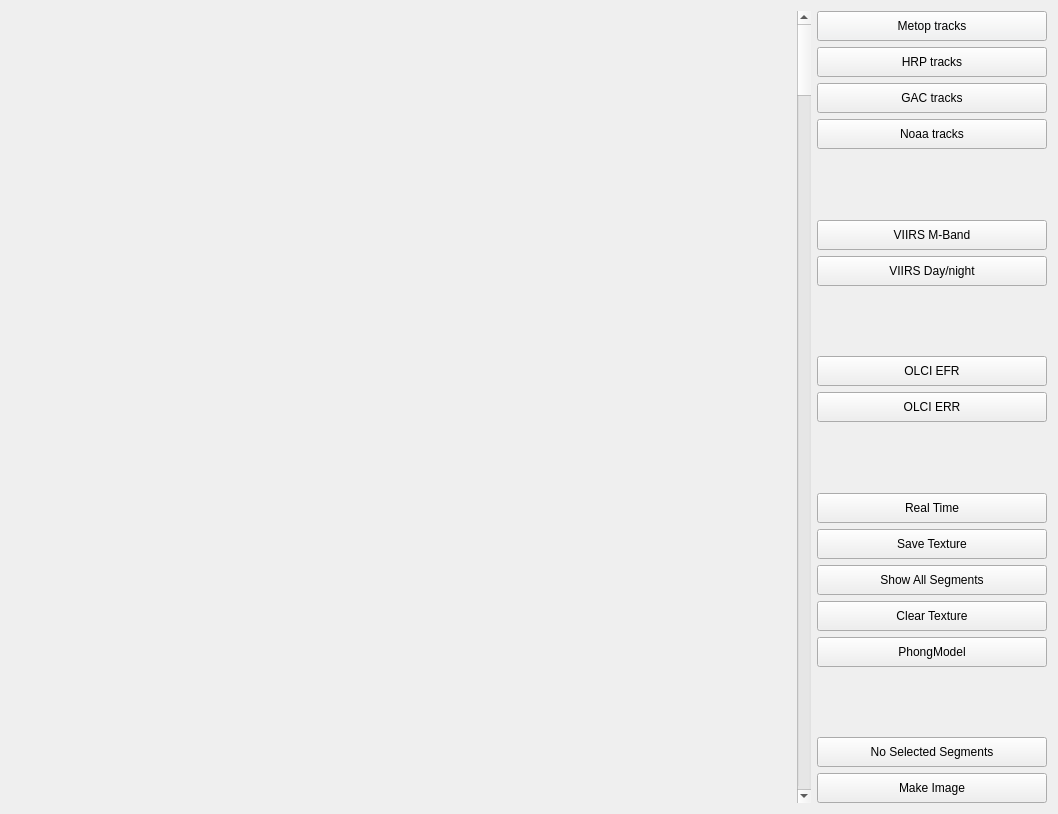
Qt form core/formmapcyl.ui (hvanruys/EUMETCastView) before a commit.
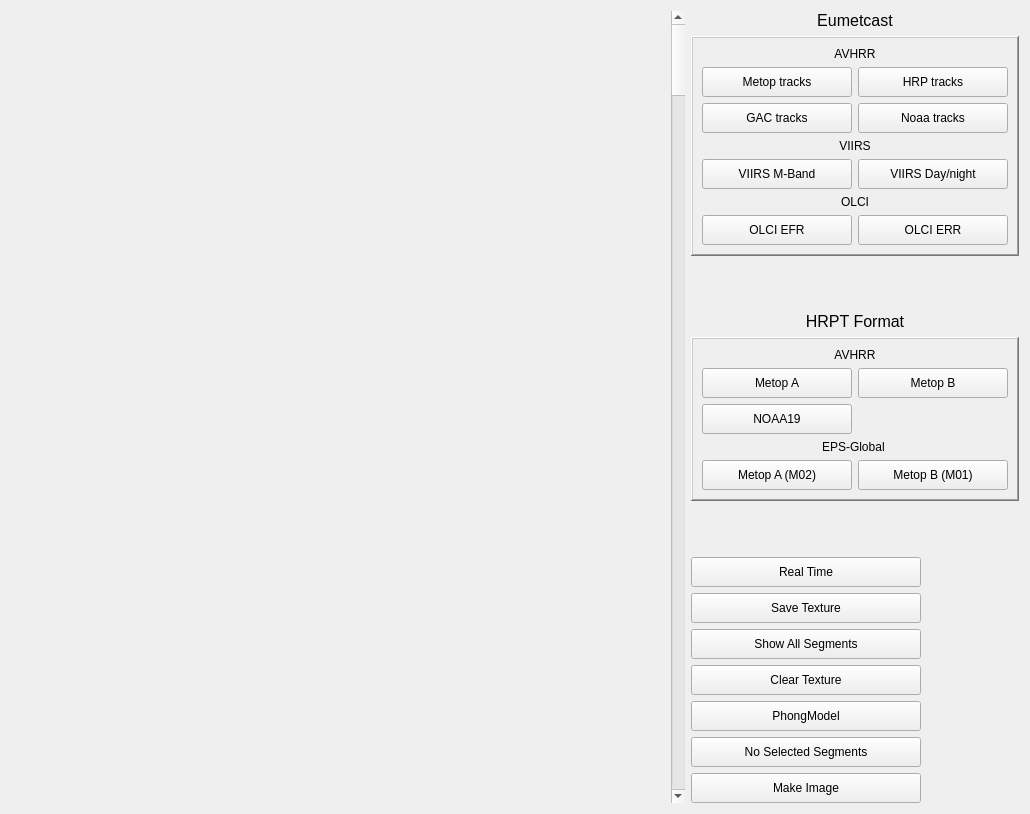
The same form after that commit.

Commit message: Include decoding of HRPT files.

Patch:
```diff
--- a/core/formmapcyl.ui
+++ b/core/formmapcyl.ui
@@ -6,14 +6,14 @@
    <rect>
     <x>0</x>
     <y>0</y>
-    <width>1058</width>
+    <width>1030</width>
     <height>814</height>
    </rect>
   </property>
   <property name="windowTitle">
    <string>Form</string>
   </property>
-  <layout class="QHBoxLayout" name="horizontalLayout">
+  <layout class="QHBoxLayout" name="horizontalLayout_3" stretch="10,0,0">
    <item>
     <widget class="QStackedWidget" name="stackedWidget">
      <property name="sizePolicy">
@@ -35,18 +35,111 @@
     </widget>
    </item>
    <item>
-    <layout class="QVBoxLayout" name="verticalLayout_3">
+    <layout class="QVBoxLayout" name="verticalLayout">
      <item>
+      <widget class="QLabel" name="label">
+       <property name="font">
+        <font>
+         <pointsize>12</pointsize>
+        </font>
+       </property>
+       <property name="text">
+        <string>Eumetcast</string>
+       </property>
+       <property name="textFormat">
+        <enum>Qt::PlainText</enum>
+       </property>
+       <property name="alignment">
+        <set>Qt::AlignCenter</set>
+       </property>
+      </widget>
+     </item>
+     <item>
+      <widget class="QFrame" name="frame">
+       <property name="frameShape">
+        <enum>QFrame::WinPanel</enum>
+       </property>
+       <property name="frameShadow">
+        <enum>QFrame::Raised</enum>
+       </property>
+       <layout class="QVBoxLayout" name="verticalLayout_2">
+        <item>
+         <widget class="QLabel" name="label_6">
+          <property name="text">
+           <string>AVHRR</string>
+          </property>
+          <property name="alignment">
+           <set>Qt::AlignCenter</set>
+          </property>
+         </widget>
+        </item>
+        <item>
+         <layout class="QGridLayout" name="gridLayout_2">
+          <item row="1" column="0">
+           <widget class="QPushButton" name="btnGAC">
+            <property name="minimumSize">
+             <size>
+              <width>150</width>
+              <height>30</height>
+             </size>
+            </property>
+            <property name="maximumSize">
+             <size>
+              <width>230</width>
+              <height>16777215</height>
+             </size>
+            </property>
+            <property name="text">
+             <string> GAC tracks </string>
+            </property>
+           </widget>
+          </item>
+          <item row="1" column="1">
+           <widget class="QPushButton" name="btnNoaa">
+            <property name="minimumSize">
+             <size>
+              <width>150</width>
+              <height>30</height>
+             </size>
+            </property>
+            <property name="maximumSize">
+             <size>
+              <width>230</width>
+              <height>16777215</height>
+             </size>
+            </property>
+            <property name="text">
+             <string> Noaa tracks </string>
+            </property>
+            <property name="checkable">
+             <bool>false</bool>
+            </property>
+           </widget>
+          </item>
+          <item row="0" column="1">
+           <widget class="QPushButton" name="btnHRP">
+            <property name="minimumSize">
+             <size>
+              <width>150</width>
+              <height>30</height>
+             </size>
+            </property>
+            <property name="maximumSize">
+             <size>
+              <width>230</width>
+              <height>16777215</height>
+             </size>
+            </property>
+            <property name="text">
+             <string> HRP tracks </string>
+            </property>
+           </widget>
+          </item>
+          <item row="0" column="0">
       <widget class="QPushButton" name="btnMetop">
-       <property name="sizePolicy">
-        <sizepolicy hsizetype="Expanding" vsizetype="Fixed">
-         <horstretch>0</horstretch>
-         <verstretch>0</verstretch>
-        </sizepolicy>
-       </property>
        <property name="minimumSize">
         <size>
-         <width>230</width>
+              <width>150</width>
          <height>30</height>
         </size>
        </property>
@@ -56,43 +149,6 @@
          <height>16777215</height>
         </size>
        </property>
-       <property name="palette">
-        <palette>
-         <active>
-          <colorrole role="Button">
-           <brush brushstyle="SolidPattern">
-            <color alpha="255">
-             <red>52</red>
-             <green>55</green>
-             <blue>242</blue>
-            </color>
-           </brush>
-          </colorrole>
-         </active>
-         <inactive>
-          <colorrole role="Button">
-           <brush brushstyle="SolidPattern">
-            <color alpha="255">
-             <red>240</red>
-             <green>241</green>
-             <blue>242</blue>
-            </color>
-           </brush>
-          </colorrole>
-         </inactive>
-         <disabled>
-          <colorrole role="Button">
-           <brush brushstyle="SolidPattern">
-            <color alpha="255">
-             <red>240</red>
-             <green>241</green>
-             <blue>242</blue>
-            </color>
-           </brush>
-          </colorrole>
-         </disabled>
-        </palette>
-       </property>
        <property name="text">
         <string> Metop tracks </string>
        </property>
@@ -110,108 +166,30 @@
        </property>
       </widget>
      </item>
-     <item>
-      <widget class="QPushButton" name="btnHRP">
-       <property name="sizePolicy">
-        <sizepolicy hsizetype="Preferred" vsizetype="Fixed">
-         <horstretch>0</horstretch>
-         <verstretch>0</verstretch>
-        </sizepolicy>
-       </property>
-       <property name="minimumSize">
-        <size>
-         <width>230</width>
-         <height>30</height>
-        </size>
-       </property>
-       <property name="maximumSize">
-        <size>
-         <width>230</width>
-         <height>16777215</height>
-        </size>
-       </property>
-       <property name="text">
-        <string> HRP tracks </string>
-       </property>
-      </widget>
+         </layout>
      </item>
      <item>
-      <widget class="QPushButton" name="btnGAC">
-       <property name="sizePolicy">
-        <sizepolicy hsizetype="Preferred" vsizetype="Fixed">
-         <horstretch>0</horstretch>
-         <verstretch>0</verstretch>
-        </sizepolicy>
-       </property>
-       <property name="minimumSize">
-        <size>
-         <width>230</width>
-         <height>30</height>
-        </size>
-       </property>
-       <property name="maximumSize">
-        <size>
-         <width>230</width>
-         <height>16777215</height>
-        </size>
-       </property>
+         <widget class="QLabel" name="label_4">
+          <property name="font">
+           <font>
+            <pointsize>9</pointsize>
+           </font>
+          </property>
        <property name="text">
-        <string> GAC tracks </string>
-       </property>
-      </widget>
-     </item>
-     <item>
-      <widget class="QPushButton" name="btnNoaa">
-       <property name="sizePolicy">
-        <sizepolicy hsizetype="Preferred" vsizetype="Fixed">
-         <horstretch>0</horstretch>
-         <verstretch>0</verstretch>
-        </sizepolicy>
-       </property>
-       <property name="minimumSize">
-        <size>
-         <width>230</width>
-         <height>30</height>
-        </size>
-       </property>
-       <property name="maximumSize">
-        <size>
-         <width>230</width>
-         <height>16777215</height>
-        </size>
-       </property>
-       <property name="text">
-        <string> Noaa tracks </string>
-       </property>
-       <property name="checkable">
-        <bool>false</bool>
-       </property>
+           <string>VIIRS</string>
+          </property>
+          <property name="alignment">
+           <set>Qt::AlignCenter</set>
+          </property>
       </widget>
      </item>
      <item>
-      <spacer name="verticalSpacer_3">
-       <property name="orientation">
-        <enum>Qt::Vertical</enum>
-       </property>
-       <property name="sizeHint" stdset="0">
-        <size>
-         <width>20</width>
-         <height>40</height>
-        </size>
-       </property>
-      </spacer>
-     </item>
+         <layout class="QHBoxLayout" name="horizontalLayout">
      <item>
       <widget class="QPushButton" name="btnVIIRSM">
-       <property name="sizePolicy">
-        <sizepolicy hsizetype="Preferred" vsizetype="Fixed">
-         <horstretch>0</horstretch>
-         <verstretch>0</verstretch>
-        </sizepolicy>
-       </property>
        <property name="minimumSize">
         <size>
-         <width>230</width>
+              <width>150</width>
          <height>30</height>
         </size>
        </property>
@@ -228,15 +206,9 @@
      </item>
      <item>
       <widget class="QPushButton" name="btnVIIRSDNB">
-       <property name="sizePolicy">
-        <sizepolicy hsizetype="Preferred" vsizetype="Fixed">
-         <horstretch>0</horstretch>
-         <verstretch>0</verstretch>
-        </sizepolicy>
-       </property>
        <property name="minimumSize">
         <size>
-         <width>230</width>
+              <width>150</width>
          <height>30</height>
         </size>
        </property>
@@ -251,24 +223,30 @@
        </property>
       </widget>
      </item>
+         </layout>
+        </item>
      <item>
-      <spacer name="verticalSpacer_2">
-       <property name="orientation">
-        <enum>Qt::Vertical</enum>
-       </property>
-       <property name="sizeHint" stdset="0">
-        <size>
-         <width>20</width>
-         <height>40</height>
-        </size>
-       </property>
-      </spacer>
-     </item>
+         <widget class="QLabel" name="label_5">
+          <property name="font">
+           <font>
+            <pointsize>9</pointsize>
+           </font>
+          </property>
+          <property name="text">
+           <string>OLCI</string>
+          </property>
+          <property name="alignment">
+           <set>Qt::AlignCenter</set>
+          </property>
+         </widget>
+        </item>
+        <item>
+         <layout class="QHBoxLayout" name="horizontalLayout_2">
      <item>
       <widget class="QPushButton" name="btnOLCIefr">
        <property name="minimumSize">
         <size>
-         <width>230</width>
+              <width>150</width>
          <height>30</height>
         </size>
        </property>
@@ -287,7 +265,7 @@
       <widget class="QPushButton" name="btnOLCIerr">
        <property name="minimumSize">
         <size>
-         <width>230</width>
+              <width>150</width>
          <height>30</height>
         </size>
        </property>
@@ -302,8 +280,151 @@
        </property>
       </widget>
      </item>
+         </layout>
+        </item>
+       </layout>
+      </widget>
+     </item>
      <item>
-      <spacer name="verticalSpacer_4">
+      <spacer name="verticalSpacer_2">
+       <property name="orientation">
+        <enum>Qt::Vertical</enum>
+       </property>
+       <property name="sizeHint" stdset="0">
+        <size>
+         <width>20</width>
+         <height>40</height>
+        </size>
+       </property>
+      </spacer>
+     </item>
+     <item>
+      <widget class="QLabel" name="label_2">
+       <property name="font">
+        <font>
+         <pointsize>12</pointsize>
+        </font>
+       </property>
+       <property name="text">
+        <string>HRPT Format</string>
+       </property>
+       <property name="alignment">
+        <set>Qt::AlignCenter</set>
+       </property>
+      </widget>
+     </item>
+     <item>
+      <widget class="QFrame" name="frame_2">
+       <property name="frameShape">
+        <enum>QFrame::WinPanel</enum>
+       </property>
+       <property name="frameShadow">
+        <enum>QFrame::Raised</enum>
+       </property>
+       <layout class="QVBoxLayout" name="verticalLayout_3">
+        <item>
+         <widget class="QLabel" name="label_7">
+          <property name="text">
+           <string>AVHRR</string>
+          </property>
+          <property name="alignment">
+           <set>Qt::AlignCenter</set>
+          </property>
+         </widget>
+        </item>
+        <item>
+         <layout class="QGridLayout" name="gridLayout">
+          <item row="0" column="1">
+           <widget class="QPushButton" name="btnMetopBhrpt">
+            <property name="minimumSize">
+             <size>
+              <width>0</width>
+              <height>30</height>
+             </size>
+            </property>
+            <property name="text">
+             <string>Metop B</string>
+            </property>
+           </widget>
+          </item>
+          <item row="0" column="0">
+           <widget class="QPushButton" name="btnMetopAhrpt">
+            <property name="minimumSize">
+             <size>
+              <width>0</width>
+              <height>30</height>
+             </size>
+            </property>
+            <property name="text">
+             <string>Metop A</string>
+            </property>
+           </widget>
+          </item>
+          <item row="1" column="0">
+           <widget class="QPushButton" name="btnNoaa19hrpt">
+            <property name="minimumSize">
+             <size>
+              <width>0</width>
+              <height>30</height>
+             </size>
+            </property>
+            <property name="text">
+             <string>NOAA19</string>
+            </property>
+           </widget>
+          </item>
+         </layout>
+        </item>
+        <item>
+         <widget class="QLabel" name="label_3">
+          <property name="font">
+           <font>
+            <pointsize>9</pointsize>
+           </font>
+          </property>
+          <property name="text">
+           <string>EPS-Global </string>
+          </property>
+          <property name="alignment">
+           <set>Qt::AlignCenter</set>
+          </property>
+         </widget>
+        </item>
+        <item>
+         <layout class="QGridLayout" name="gridLayout_3">
+          <item row="0" column="0">
+           <widget class="QPushButton" name="btnM02hrpt">
+            <property name="minimumSize">
+             <size>
+              <width>0</width>
+              <height>30</height>
+             </size>
+            </property>
+            <property name="text">
+             <string>Metop A (M02)</string>
+            </property>
+           </widget>
+          </item>
+          <item row="0" column="1">
+           <widget class="QPushButton" name="btnM01hrpt">
+            <property name="minimumSize">
+             <size>
+              <width>0</width>
+              <height>30</height>
+             </size>
+            </property>
+            <property name="text">
+             <string>Metop B (M01)</string>
+            </property>
+           </widget>
+          </item>
+         </layout>
+        </item>
+       </layout>
+      </widget>
+     </item>
+     <item>
+      <spacer name="verticalSpacer_3">
        <property name="orientation">
         <enum>Qt::Vertical</enum>
        </property>
@@ -317,12 +438,6 @@
      </item>
      <item>
       <widget class="QPushButton" name="btnRealTime">
-       <property name="sizePolicy">
-        <sizepolicy hsizetype="Fixed" vsizetype="Fixed">
-         <horstretch>0</horstretch>
-         <verstretch>0</verstretch>
-        </sizepolicy>
-       </property>
        <property name="minimumSize">
         <size>
          <width>230</width>
@@ -342,12 +457,6 @@
      </item>
      <item>
       <widget class="QPushButton" name="btnSaveTexture">
-       <property name="sizePolicy">
-        <sizepolicy hsizetype="Fixed" vsizetype="Fixed">
-         <horstretch>0</horstretch>
-         <verstretch>0</verstretch>
-        </sizepolicy>
-       </property>
        <property name="minimumSize">
         <size>
          <width>230</width>
@@ -367,12 +476,6 @@
      </item>
      <item>
       <widget class="QPushButton" name="btnAllSegments">
-       <property name="sizePolicy">
-        <sizepolicy hsizetype="Fixed" vsizetype="Fixed">
-         <horstretch>0</horstretch>
-         <verstretch>0</verstretch>
-        </sizepolicy>
-       </property>
        <property name="minimumSize">
         <size>
          <width>230</width>
@@ -395,12 +498,6 @@
      </item>
      <item>
       <widget class="QPushButton" name="btnClearTexture">
-       <property name="sizePolicy">
-        <sizepolicy hsizetype="Fixed" vsizetype="Fixed">
-         <horstretch>0</horstretch>
-         <verstretch>0</verstretch>
-        </sizepolicy>
-       </property>
        <property name="minimumSize">
         <size>
          <width>230</width>
@@ -420,12 +517,6 @@
      </item>
      <item>
       <widget class="QPushButton" name="btnPhong">
-       <property name="sizePolicy">
-        <sizepolicy hsizetype="Fixed" vsizetype="Fixed">
-         <horstretch>0</horstretch>
-         <verstretch>0</verstretch>
-        </sizepolicy>
-       </property>
        <property name="minimumSize">
         <size>
          <width>230</width>
@@ -446,27 +537,8 @@
        </property>
       </widget>
      </item>
-     <item>
-      <spacer name="verticalSpacer">
-       <property name="orientation">
-        <enum>Qt::Vertical</enum>
-       </property>
-       <property name="sizeHint" stdset="0">
-        <size>
-         <width>20</width>
-         <height>40</height>
-        </size>
-       </property>
-      </spacer>
-     </item>
      <item>
       <widget class="QPushButton" name="btnRemoveSelected">
-       <property name="sizePolicy">
-        <sizepolicy hsizetype="Fixed" vsizetype="Fixed">
-         <horstretch>0</horstretch>
-         <verstretch>0</verstretch>
-        </sizepolicy>
-       </property>
        <property name="minimumSize">
         <size>
          <width>230</width>
@@ -486,12 +558,6 @@
      </item>
      <item>
       <widget class="QPushButton" name="btnMakeImage">
-       <property name="sizePolicy">
-        <sizepolicy hsizetype="Fixed" vsizetype="Fixed">
-         <horstretch>0</horstretch>
-         <verstretch>0</verstretch>
-        </sizepolicy>
-       </property>
        <property name="minimumSize">
         <size>
          <width>230</width>
```
Lines whose indentation alone changed are shown as unchanged. The commit also changes 49 other files.
